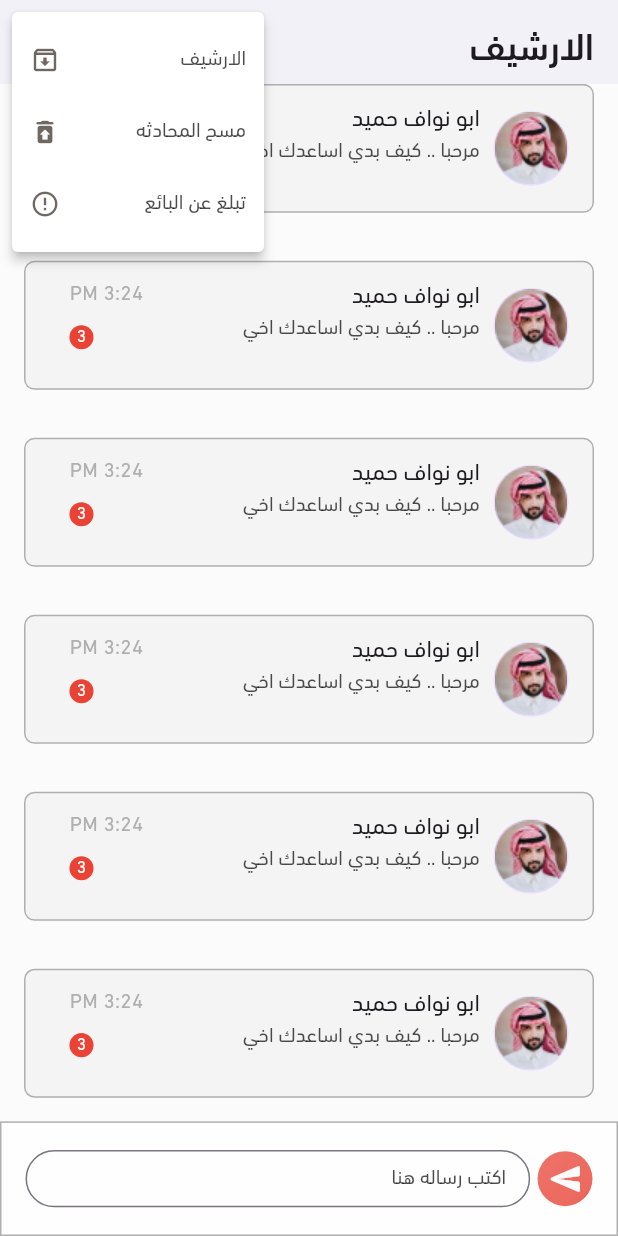
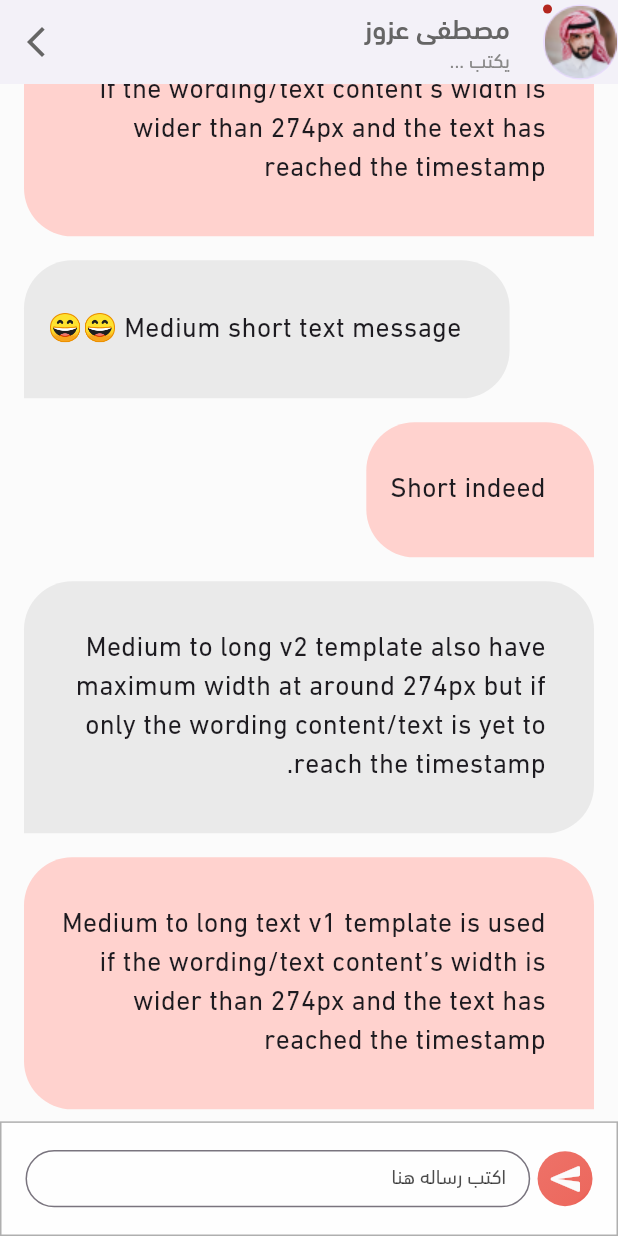
Before and after one commit to basmalahesham/broker, a Flutter app: the ArchiveView screen opened by its route, scrolled down 488 dp, after a tap on "ابو نواف حميد", on a phone screen of 412 x 824 dp. Run offline on Flutter 3.47's test engine with Material 3 defaults, Android fonts, the phone set to English and light mode, and no system bars; our stand-ins replace carousel_slider, device_preview, dots_indicator, flutter_screenutil.

Commit message:
create chat_view.dart & chat_bubble.dart & chat_bubble_for_friend.dart

```diff
--- /dev/null
+++ b/lib/features/messages/presentation/views/chat_view.dart
@@ -0,0 +1,93 @@
+import 'package:broker/core/utils/styles.dart';
+import 'package:broker/features/messages/presentation/views/widgets/chat_bubble.dart';
+import 'package:broker/features/messages/presentation/views/widgets/chat_bubble_for_friend.dart';
+import 'package:broker/features/messages/presentation/views/widgets/send_message.dart';
+import 'package:flutter/material.dart';
+
+class ChatView extends StatelessWidget {
+  const ChatView({super.key});
+
+  static const String routeName = "chat";
+  @override
+  Widget build(BuildContext context) {
+    return Scaffold(
+      appBar: AppBar(
+        backgroundColor: Colors.white,
+        leading: Row(
+          children: [
+            Badge(
+              child: CircleAvatar(
+                radius: 25,
+                child: Image.asset('assets/images/Ellipse 2.png'),
+              ),
+            ),
+          ],
+        ),
+        title: Column(
+          mainAxisAlignment: MainAxisAlignment.center,
+          crossAxisAlignment: CrossAxisAlignment.start,
+          children: [
+            Text(
+              'مصطفى عزوز',
+              style: Styles.textStyle16.copyWith(
+                color: const Color(0xFF656565),
+              ),
+            ),
+            const SizedBox(
+              height: 4,
+            ),
+            Text(
+              'يكتب ...',
+              style: Styles.textStyle12.copyWith(
+                fontWeight: FontWeight.w300,
+                color: const Color(0xFF898989),
+              ),
+            ),
+          ],
+        ),
+        actions: [
+          IconButton(
+            onPressed: () {
+              Navigator.pop(context);
+            },
+            icon: const Icon(
+              Icons.arrow_forward_ios,
+              color: Color(0xFF656565),
+            ),
+          ),
+        ],
+      ),
+      body: Column(
+        children: [
+          Expanded(
+            child: ListView.builder(
+              reverse: true,
+              itemCount: 10,
+              itemBuilder: (context, index) {
+                return const Column(
+                  children: [
+                    ChatBubble(
+                      message: 'Medium short text message 😄😄',
+                    ),
+                    ChatBubbleForFriend(
+                      message: 'Short indeed',
+                    ),
+                    ChatBubble(
+                      message:
+                          'Medium to long v2 template also have maximum width at around 274px but if only the wording content/text is yet to reach the timestamp.',
+                    ),
+                    ChatBubbleForFriend(
+                      message:
+                          'Medium to long text v1 template is used if the wording/text content’s width is wider than 274px and the text has reached the timestamp',
+                    ),
+                  ],
+                );
+              },
+            ),
+          ),
+          const SendMessage(),
+        ],
+      ),
+    );
+  }
+}
--- /dev/null
+++ b/lib/features/messages/presentation/views/widgets/chat_bubble.dart
@@ -0,0 +1,44 @@
+import 'package:broker/core/utils/styles.dart';
+import 'package:flutter/material.dart';
+
+class ChatBubble extends StatelessWidget {
+  const ChatBubble({
+    super.key,
+    required this.message,
+  });
+
+  final String message;
+
+  @override
+  Widget build(BuildContext context) {
+    return Align(
+      alignment: Alignment.centerLeft,
+      child: Container(
+        margin: const EdgeInsets.symmetric(
+          vertical: 8,
+          horizontal: 16,
+        ),
+        padding: const EdgeInsets.only(
+          left: 16,
+          right: 32,
+          bottom: 32,
+          top: 32,
+        ),
+        decoration: const BoxDecoration(
+          color: Color(0xFFEAEAEA),
+          borderRadius: BorderRadius.only(
+            topLeft: Radius.circular(32),
+            topRight: Radius.circular(32),
+            bottomRight: Radius.circular(32),
+          ),
+        ),
+        child: Text(
+          message,
+          style: Styles.textStyle16.copyWith(
+            fontWeight: FontWeight.w400,
+          ),
+        ),
+      ),
+    );
+  }
+}
--- /dev/null
+++ b/lib/features/messages/presentation/views/widgets/chat_bubble_for_friend.dart
@@ -0,0 +1,44 @@
+import 'package:broker/core/utils/styles.dart';
+import 'package:flutter/material.dart';
+
+class ChatBubbleForFriend extends StatelessWidget {
+  const ChatBubbleForFriend({
+    super.key,
+    required this.message,
+  });
+
+  final String message;
+
+  @override
+  Widget build(BuildContext context) {
+    return Align(
+      alignment: Alignment.centerRight,
+      child: Container(
+        margin: const EdgeInsets.symmetric(
+          vertical: 8,
+          horizontal: 16,
+        ),
+        padding: const EdgeInsets.only(
+          left: 16,
+          right: 32,
+          bottom: 32,
+          top: 32,
+        ),
+        decoration: const BoxDecoration(
+          color: Color(0xFFFFD2CE),
+          borderRadius: BorderRadius.only(
+            topLeft: Radius.circular(32),
+            topRight: Radius.circular(32),
+            bottomLeft: Radius.circular(32),
+          ),
+        ),
+        child: Text(
+          message,
+          style: Styles.textStyle16.copyWith(
+            fontWeight: FontWeight.w400,
+          ),
+        ),
+      ),
+    );
+  }
+}
--- a/lib/features/messages/presentation/views/widgets/custom_message.dart
+++ b/lib/features/messages/presentation/views/widgets/custom_message.dart
@@ -1,5 +1,6 @@
 import 'package:broker/core/utils/styles.dart';
 import 'package:broker/features/messages/presentation/views/archive_view.dart';
+import 'package:broker/features/messages/presentation/views/chat_view.dart';
 import 'package:broker/features/messages/presentation/views/widgets/custom_badge.dart';
 import 'package:broker/features/messages/presentation/views/widgets/custom_row_menu.dart';
 import 'package:flutter/material.dart';
@@ -13,7 +14,10 @@ class CustomMessage extends StatelessWidget {
   @override
   Widget build(BuildContext context) {
     return InkWell(
-      onTap: () {
+      onTap: (){
+        Navigator.pushNamed(context, ChatView.routeName);
+      },
+      onLongPress: () {
         showMenuFun(context);
       },
       child: Container(
--- a/lib/main.dart
+++ b/lib/main.dart
@@ -1,6 +1,7 @@
 import 'package:broker/constants.dart';
 import 'package:broker/features/layout/home_layout.dart';
 import 'package:broker/features/messages/presentation/views/archive_view.dart';
+import 'package:broker/features/messages/presentation/views/chat_view.dart';
 import 'package:broker/features/splash/presentation/views/splash_view1.dart';
 import 'package:broker/features/splash/presentation/views/splash_view2.dart';
 import 'package:device_preview/device_preview.dart';
@@ -46,6 +47,7 @@ class MyApp extends StatelessWidget {
         SplashView2.routeName: (context) => const SplashView2(),
         HomeLayout.routeName: (context) => const HomeLayout(),
         ArchiveView.routeName: (context) => const ArchiveView(),
+        ChatView.routeName : (context) => const ChatView(),
       },
     );
   }
```
